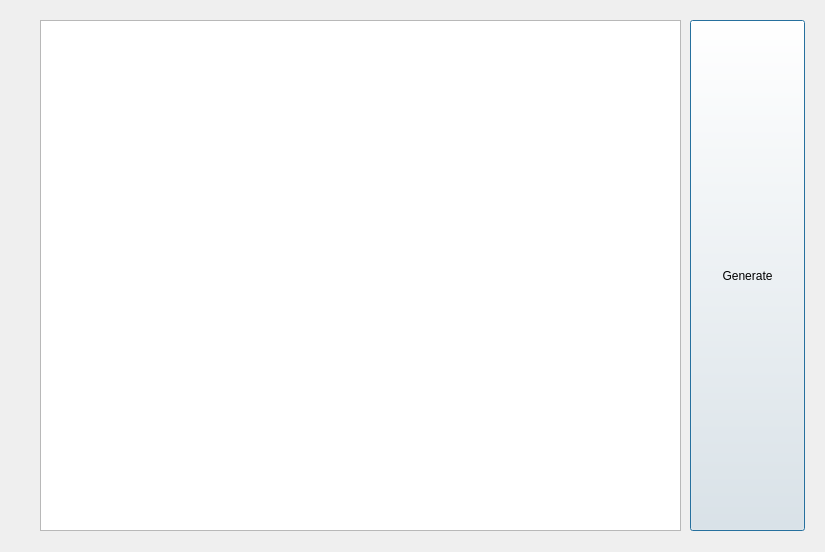
First picture: the form in dialog.ui, repository mcgrady20150318/BPNNGUI, before the edit.
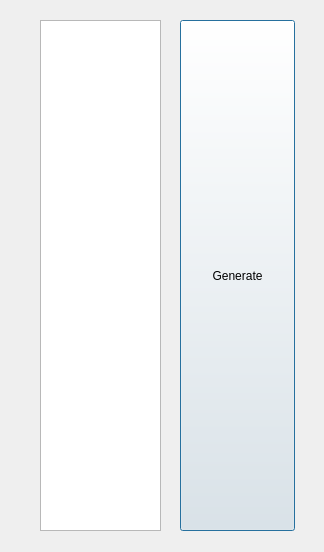
Second picture: the form after the edit.

Commit message: GUI adds tableview to select data

Patch:
```diff
--- a/dialog.ui
+++ b/dialog.ui
@@ -6,7 +6,7 @@
    <rect>
     <x>0</x>
     <y>0</y>
-    <width>825</width>
+    <width>324</width>
     <height>552</height>
    </rect>
   </property>
@@ -18,7 +18,7 @@
     <rect>
      <x>40</x>
      <y>20</y>
-     <width>641</width>
+     <width>121</width>
      <height>511</height>
     </rect>
    </property>
@@ -26,7 +26,7 @@
   <widget class="QPushButton" name="generateBtn">
    <property name="geometry">
     <rect>
-     <x>690</x>
+     <x>180</x>
      <y>20</y>
      <width>115</width>
      <height>511</height>
```
The commit also changes 2 other files.
